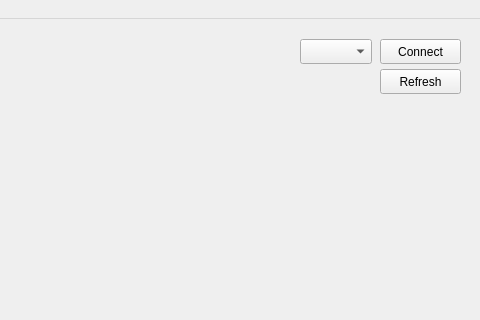
Westpol/alphaflight-configurator, file src/ui/main_window.ui: the form before one commit; both pictures show x 320 to 800 and y 0 to 320 of the 800 by 600 pixel window.
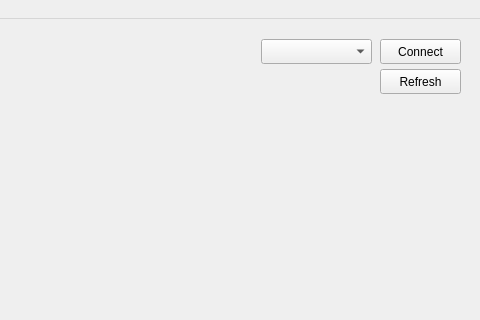
The form after the commit.

```diff
--- a/src/ui/main_window.ui
+++ b/src/ui/main_window.ui
@@ -17,9 +17,9 @@
    <widget class="QComboBox" name="comboBox_ports">
     <property name="geometry">
      <rect>
-      <x>620</x>
+      <x>581</x>
       <y>20</y>
-      <width>72</width>
+      <width>111</width>
       <height>25</height>
      </rect>
     </property>
@@ -50,6 +50,489 @@
      <string>Refresh</string>
     </property>
    </widget>
+   <widget class="QWidget" name="headerWidget" native="true">
+    <property name="geometry">
+     <rect>
+      <x>0</x>
+      <y>0</y>
+      <width>801</width>
+      <height>91</height>
+     </rect>
+    </property>
+    <property name="palette">
+     <palette>
+      <active>
+       <colorrole role="WindowText">
+        <brush brushstyle="SolidPattern">
+         <color alpha="255">
+          <red>255</red>
+          <green>255</green>
+          <blue>255</blue>
+         </color>
+        </brush>
+       </colorrole>
+       <colorrole role="Button">
+        <brush brushstyle="SolidPattern">
+         <color alpha="255">
+          <red>85</red>
+          <green>0</green>
+          <blue>0</blue>
+         </color>
+        </brush>
+       </colorrole>
+       <colorrole role="Light">
+        <brush brushstyle="SolidPattern">
+         <color alpha="255">
+          <red>127</red>
+          <green>0</green>
+          <blue>0</blue>
+         </color>
+        </brush>
+       </colorrole>
+       <colorrole role="Midlight">
+        <brush brushstyle="SolidPattern">
+         <color alpha="255">
+          <red>106</red>
+          <green>0</green>
+          <blue>0</blue>
+         </color>
+        </brush>
+       </colorrole>
+       <colorrole role="Dark">
+        <brush brushstyle="SolidPattern">
+         <color alpha="255">
+          <red>42</red>
+          <green>0</green>
+          <blue>0</blue>
+         </color>
+        </brush>
+       </colorrole>
+       <colorrole role="Mid">
+        <brush brushstyle="SolidPattern">
+         <color alpha="255">
+          <red>57</red>
+          <green>0</green>
+          <blue>0</blue>
+         </color>
+        </brush>
+       </colorrole>
+       <colorrole role="Text">
+        <brush brushstyle="SolidPattern">
+         <color alpha="255">
+          <red>255</red>
+          <green>255</green>
+          <blue>255</blue>
+         </color>
+        </brush>
+       </colorrole>
+       <colorrole role="BrightText">
+        <brush brushstyle="SolidPattern">
+         <color alpha="255">
+          <red>255</red>
+          <green>255</green>
+          <blue>255</blue>
+         </color>
+        </brush>
+       </colorrole>
+       <colorrole role="ButtonText">
+        <brush brushstyle="SolidPattern">
+         <color alpha="255">
+          <red>255</red>
+          <green>255</green>
+          <blue>255</blue>
+         </color>
+        </brush>
+       </colorrole>
+       <colorrole role="Base">
+        <brush brushstyle="SolidPattern">
+         <color alpha="255">
+          <red>0</red>
+          <green>0</green>
+          <blue>0</blue>
+         </color>
+        </brush>
+       </colorrole>
+       <colorrole role="Window">
+        <brush brushstyle="SolidPattern">
+         <color alpha="255">
+          <red>85</red>
+          <green>0</green>
+          <blue>0</blue>
+         </color>
+        </brush>
+       </colorrole>
+       <colorrole role="Shadow">
+        <brush brushstyle="SolidPattern">
+         <color alpha="255">
+          <red>0</red>
+          <green>0</green>
+          <blue>0</blue>
+         </color>
+        </brush>
+       </colorrole>
+       <colorrole role="AlternateBase">
+        <brush brushstyle="SolidPattern">
+         <color alpha="255">
+          <red>42</red>
+          <green>0</green>
+          <blue>0</blue>
+         </color>
+        </brush>
+       </colorrole>
+       <colorrole role="ToolTipBase">
+        <brush brushstyle="SolidPattern">
+         <color alpha="255">
+          <red>255</red>
+          <green>255</green>
+          <blue>220</blue>
+         </color>
+        </brush>
+       </colorrole>
+       <colorrole role="ToolTipText">
+        <brush brushstyle="SolidPattern">
+         <color alpha="255">
+          <red>0</red>
+          <green>0</green>
+          <blue>0</blue>
+         </color>
+        </brush>
+       </colorrole>
+       <colorrole role="PlaceholderText">
+        <brush brushstyle="SolidPattern">
+         <color alpha="127">
+          <red>255</red>
+          <green>255</green>
+          <blue>255</blue>
+         </color>
+        </brush>
+       </colorrole>
+       <colorrole role="Accent">
+        <brush brushstyle="SolidPattern">
+         <color alpha="255">
+          <red>0</red>
+          <green>0</green>
+          <blue>0</blue>
+         </color>
+        </brush>
+       </colorrole>
+      </active>
+      <inactive>
+       <colorrole role="WindowText">
+        <brush brushstyle="SolidPattern">
+         <color alpha="255">
+          <red>255</red>
+          <green>255</green>
+          <blue>255</blue>
+         </color>
+        </brush>
+       </colorrole>
+       <colorrole role="Button">
+        <brush brushstyle="SolidPattern">
+         <color alpha="255">
+          <red>85</red>
+          <green>0</green>
+          <blue>0</blue>
+         </color>
+        </brush>
+       </colorrole>
+       <colorrole role="Light">
+        <brush brushstyle="SolidPattern">
+         <color alpha="255">
+          <red>127</red>
+          <green>0</green>
+          <blue>0</blue>
+         </color>
+        </brush>
+       </colorrole>
+       <colorrole role="Midlight">
+        <brush brushstyle="SolidPattern">
+         <color alpha="255">
+          <red>106</red>
+          <green>0</green>
+          <blue>0</blue>
+         </color>
+        </brush>
+       </colorrole>
+       <colorrole role="Dark">
+        <brush brushstyle="SolidPattern">
+         <color alpha="255">
+          <red>42</red>
+          <green>0</green>
+          <blue>0</blue>
+         </color>
+        </brush>
+       </colorrole>
+       <colorrole role="Mid">
+        <brush brushstyle="SolidPattern">
+         <color alpha="255">
+          <red>57</red>
+          <green>0</green>
+          <blue>0</blue>
+         </color>
+        </brush>
+       </colorrole>
+       <colorrole role="Text">
+        <brush brushstyle="SolidPattern">
+         <color alpha="255">
+          <red>255</red>
+          <green>255</green>
+          <blue>255</blue>
+         </color>
+        </brush>
+       </colorrole>
+       <colorrole role="BrightText">
+        <brush brushstyle="SolidPattern">
+         <color alpha="255">
+          <red>255</red>
+          <green>255</green>
+          <blue>255</blue>
+         </color>
+        </brush>
+       </colorrole>
+       <colorrole role="ButtonText">
+        <brush brushstyle="SolidPattern">
+         <color alpha="255">
+          <red>255</red>
+          <green>255</green>
+          <blue>255</blue>
+         </color>
+        </brush>
+       </colorrole>
+       <colorrole role="Base">
+        <brush brushstyle="SolidPattern">
+         <color alpha="255">
+          <red>0</red>
+          <green>0</green>
+          <blue>0</blue>
+         </color>
+        </brush>
+       </colorrole>
+       <colorrole role="Window">
+        <brush brushstyle="SolidPattern">
+         <color alpha="255">
+          <red>85</red>
+          <green>0</green>
+          <blue>0</blue>
+         </color>
+        </brush>
+       </colorrole>
+       <colorrole role="Shadow">
+        <brush brushstyle="SolidPattern">
+         <color alpha="255">
+          <red>0</red>
+          <green>0</green>
+          <blue>0</blue>
+         </color>
+        </brush>
+       </colorrole>
+       <colorrole role="AlternateBase">
+        <brush brushstyle="SolidPattern">
+         <color alpha="255">
+          <red>42</red>
+          <green>0</green>
+          <blue>0</blue>
+         </color>
+        </brush>
+       </colorrole>
+       <colorrole role="ToolTipBase">
+        <brush brushstyle="SolidPattern">
+         <color alpha="255">
+          <red>255</red>
+          <green>255</green>
+          <blue>220</blue>
+         </color>
+        </brush>
+       </colorrole>
+       <colorrole role="ToolTipText">
+        <brush brushstyle="SolidPattern">
+         <color alpha="255">
+          <red>0</red>
+          <green>0</green>
+          <blue>0</blue>
+         </color>
+        </brush>
+       </colorrole>
+       <colorrole role="PlaceholderText">
+        <brush brushstyle="SolidPattern">
+         <color alpha="127">
+          <red>255</red>
+          <green>255</green>
+          <blue>255</blue>
+         </color>
+        </brush>
+       </colorrole>
+       <colorrole role="Accent">
+        <brush brushstyle="SolidPattern">
+         <color alpha="255">
+          <red>0</red>
+          <green>0</green>
+          <blue>0</blue>
+         </color>
+        </brush>
+       </colorrole>
+      </inactive>
+      <disabled>
+       <colorrole role="WindowText">
+        <brush brushstyle="SolidPattern">
+         <color alpha="255">
+          <red>42</red>
+          <green>0</green>
+          <blue>0</blue>
+         </color>
+        </brush>
+       </colorrole>
+       <colorrole role="Button">
+        <brush brushstyle="SolidPattern">
+         <color alpha="255">
+          <red>85</red>
+          <green>0</green>
+          <blue>0</blue>
+         </color>
+        </brush>
+       </colorrole>
+       <colorrole role="Light">
+        <brush brushstyle="SolidPattern">
+         <color alpha="255">
+          <red>127</red>
+          <green>0</green>
+          <blue>0</blue>
+         </color>
+        </brush>
+       </colorrole>
+       <colorrole role="Midlight">
+        <brush brushstyle="SolidPattern">
+         <color alpha="255">
+          <red>106</red>
+          <green>0</green>
+          <blue>0</blue>
+         </color>
+        </brush>
+       </colorrole>
+       <colorrole role="Dark">
+        <brush brushstyle="SolidPattern">
+         <color alpha="255">
+          <red>42</red>
+          <green>0</green>
+          <blue>0</blue>
+         </color>
+        </brush>
+       </colorrole>
+       <colorrole role="Mid">
+        <brush brushstyle="SolidPattern">
+         <color alpha="255">
+          <red>57</red>
+          <green>0</green>
+          <blue>0</blue>
+         </color>
+        </brush>
+       </colorrole>
+       <colorrole role="Text">
+        <brush brushstyle="SolidPattern">
+         <color alpha="255">
+          <red>42</red>
+          <green>0</green>
+          <blue>0</blue>
+         </color>
+        </brush>
+       </colorrole>
+       <colorrole role="BrightText">
+        <brush brushstyle="SolidPattern">
+         <color alpha="255">
+          <red>255</red>
+          <green>255</green>
+          <blue>255</blue>
+         </color>
+        </brush>
+       </colorrole>
+       <colorrole role="ButtonText">
+        <brush brushstyle="SolidPattern">
+         <color alpha="255">
+          <red>42</red>
+          <green>0</green>
+          <blue>0</blue>
+         </color>
+        </brush>
+       </colorrole>
+       <colorrole role="Base">
+        <brush brushstyle="SolidPattern">
+         <color alpha="255">
+          <red>85</red>
+          <green>0</green>
+          <blue>0</blue>
+         </color>
+        </brush>
+       </colorrole>
+       <colorrole role="Window">
+        <brush brushstyle="SolidPattern">
+         <color alpha="255">
+          <red>85</red>
+          <green>0</green>
+          <blue>0</blue>
+         </color>
+        </brush>
+       </colorrole>
+       <colorrole role="Shadow">
+        <brush brushstyle="SolidPattern">
+         <color alpha="255">
+          <red>0</red>
+          <green>0</green>
+          <blue>0</blue>
+         </color>
+        </brush>
+       </colorrole>
+       <colorrole role="AlternateBase">
+        <brush brushstyle="SolidPattern">
+         <color alpha="255">
+          <red>85</red>
+          <green>0</green>
+          <blue>0</blue>
+         </color>
+        </brush>
+       </colorrole>
+       <colorrole role="ToolTipBase">
+        <brush brushstyle="SolidPattern">
+         <color alpha="255">
+          <red>255</red>
+          <green>255</green>
+          <blue>220</blue>
+         </color>
+        </brush>
+       </colorrole>
+       <colorrole role="ToolTipText">
+        <brush brushstyle="SolidPattern">
+         <color alpha="255">
+          <red>0</red>
+          <green>0</green>
+          <blue>0</blue>
+         </color>
+        </brush>
+       </colorrole>
+       <colorrole role="PlaceholderText">
+        <brush brushstyle="SolidPattern">
+         <color alpha="127">
+          <red>42</red>
+          <green>0</green>
+          <blue>0</blue>
+         </color>
+        </brush>
+       </colorrole>
+       <colorrole role="Accent">
+        <brush brushstyle="SolidPattern">
+         <color alpha="255">
+          <red>60</red>
+          <green>0</green>
+          <blue>0</blue>
+         </color>
+        </brush>
+       </colorrole>
+      </disabled>
+     </palette>
+    </property>
+   </widget>
+   <zorder>headerWidget</zorder>
+   <zorder>pushButton_connect</zorder>
+   <zorder>pushButton_refresh</zorder>
+   <zorder>comboBox_ports</zorder>
   </widget>
   <widget class="QMenuBar" name="menubar">
    <property name="geometry">
```
Left out of the diff: 27 changed lines with no effect on the pictures.
